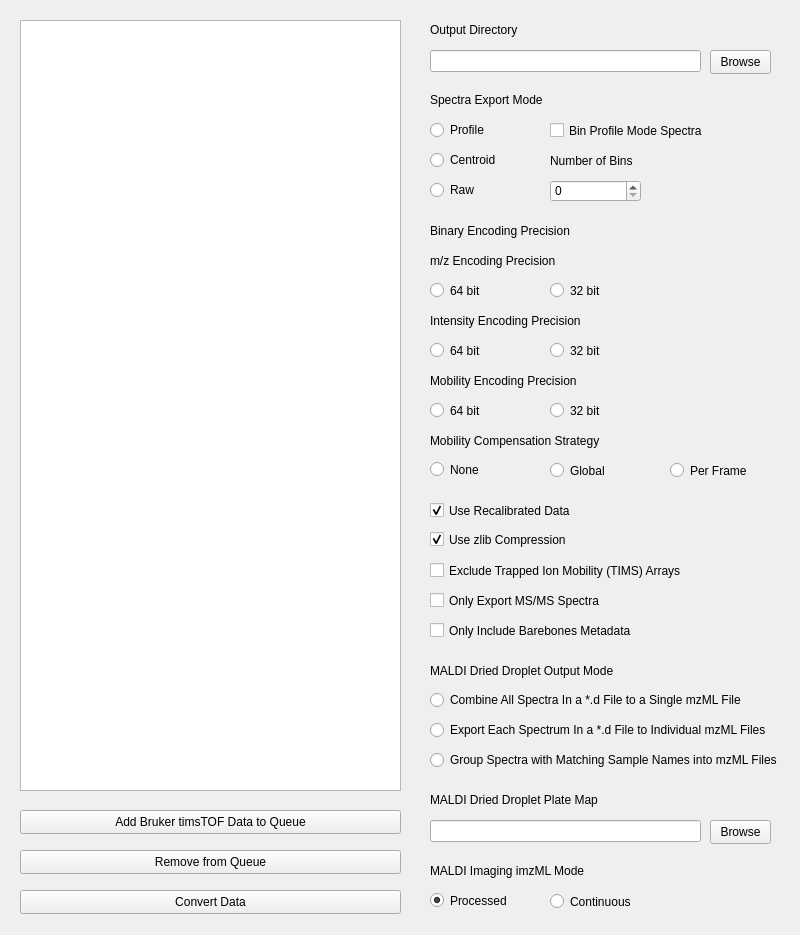
Before: the Qt Designer form timsconvert/timsconvert_gui_template.ui in gtluu/timsconvert, drawn with Qt 5.
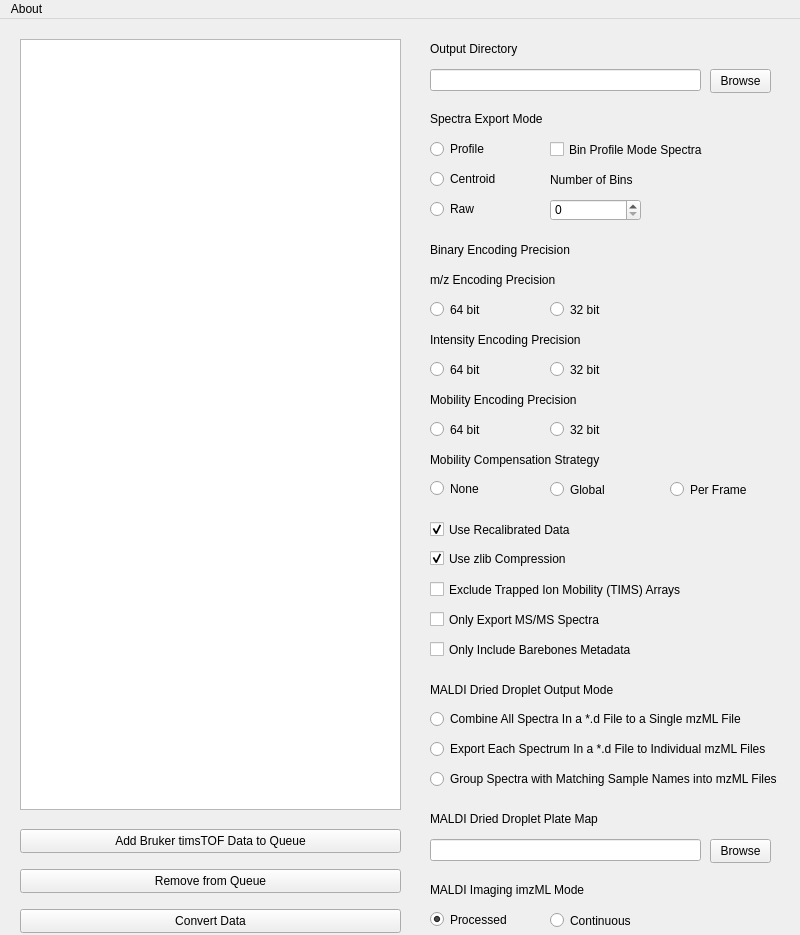
After: the same form once the commit is applied.

Commit message: add about window

Patch:
```diff
--- a/timsconvert/timsconvert_gui_template.ui
+++ b/timsconvert/timsconvert_gui_template.ui
@@ -622,6 +622,28 @@
     </property>
    </widget>
   </widget>
+  <widget class="QMenuBar" name="MenuBar">
+   <property name="geometry">
+    <rect>
+     <x>0</x>
+     <y>0</y>
+     <width>800</width>
+     <height>22</height>
+    </rect>
+   </property>
+   <widget class="QMenu" name="About">
+    <property name="title">
+     <string>About</string>
+    </property>
+    <addaction name="AboutTimsconvert"/>
+   </widget>
+   <addaction name="About"/>
+  </widget>
+  <action name="AboutTimsconvert">
+   <property name="text">
+    <string>TIMSCONVERT Information</string>
+   </property>
+  </action>
  </widget>
  <resources/>
  <connections/>
```
The commit also changes 2 other files.
